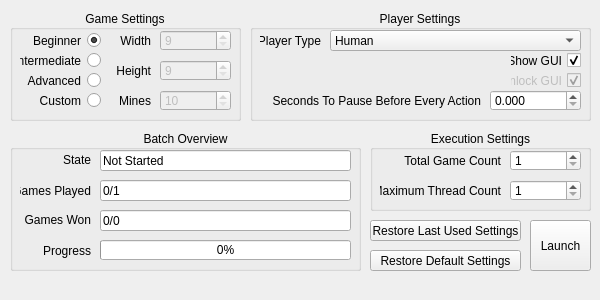
Qt form ui/sweeper_control_window.ui (nthexwn/AISweeper) before a commit.
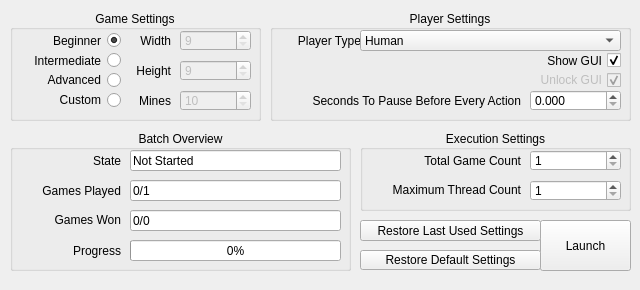
The same form after that commit.

Patch:
```diff
--- a/ui/sweeper_control_window.ui
+++ b/ui/sweeper_control_window.ui
@@ -6,8 +6,8 @@
    <rect>
     <x>0</x>
     <y>0</y>
-    <width>600</width>
-    <height>300</height>
+    <width>640</width>
+    <height>290</height>
    </rect>
   </property>
   <property name="sizePolicy">
@@ -18,14 +18,14 @@
   </property>
   <property name="minimumSize">
    <size>
-    <width>600</width>
-    <height>300</height>
+    <width>640</width>
+    <height>290</height>
    </size>
   </property>
   <property name="maximumSize">
    <size>
-    <width>600</width>
-    <height>300</height>
+    <width>640</width>
+    <height>290</height>
    </size>
   </property>
   <property name="windowTitle">
@@ -35,9 +35,9 @@
    <widget class="QPushButton" name="batchButton">
     <property name="geometry">
      <rect>
-      <x>530</x>
+      <x>540</x>
       <y>220</y>
-      <width>61</width>
+      <width>91</width>
       <height>51</height>
      </rect>
     </property>
@@ -51,10 +51,10 @@
    <widget class="QPushButton" name="restoreDefaultSettingsButton">
     <property name="geometry">
      <rect>
-      <x>370</x>
+      <x>360</x>
       <y>250</y>
-      <width>151</width>
-      <height>21</height>
+      <width>181</width>
+      <height>20</height>
      </rect>
     </property>
     <property name="text">
@@ -64,9 +64,9 @@
    <widget class="QPushButton" name="restoreLastUsedSettingsButton">
     <property name="geometry">
      <rect>
-      <x>370</x>
+      <x>360</x>
       <y>220</y>
-      <width>151</width>
+      <width>181</width>
       <height>21</height>
      </rect>
     </property>
@@ -77,9 +77,9 @@
    <widget class="QGroupBox" name="executionSettingsGroupBox">
     <property name="geometry">
      <rect>
-      <x>370</x>
+      <x>360</x>
       <y>130</y>
-      <width>221</width>
+      <width>271</width>
       <height>81</height>
      </rect>
     </property>
@@ -95,7 +95,7 @@
     <widget class="QLabel" name="gameCountLabel">
      <property name="geometry">
       <rect>
-       <x>10</x>
+       <x>40</x>
        <y>20</y>
        <width>121</width>
        <height>21</height>
@@ -116,8 +116,8 @@
       <rect>
        <x>10</x>
        <y>50</y>
-       <width>121</width>
-       <height>21</height>
+       <width>151</width>
+       <height>20</height>
       </rect>
      </property>
      <property name="text">
@@ -130,9 +130,9 @@
     <widget class="QSpinBox" name="gameCountSpinBox">
      <property name="geometry">
       <rect>
-       <x>140</x>
+       <x>170</x>
        <y>20</y>
-       <width>71</width>
+       <width>91</width>
        <height>21</height>
       </rect>
      </property>
@@ -142,13 +142,16 @@
      <property name="maximum">
       <number>1048576</number>
      </property>
+     <property name="value">
+      <number>1</number>
+     </property>
     </widget>
     <widget class="QSpinBox" name="maxThreadCountSpinBox">
      <property name="geometry">
       <rect>
-       <x>140</x>
+       <x>170</x>
        <y>50</y>
-       <width>71</width>
+       <width>91</width>
        <height>21</height>
       </rect>
      </property>
@@ -168,7 +171,7 @@
      <rect>
       <x>10</x>
       <y>10</y>
-      <width>231</width>
+      <width>251</width>
       <height>111</height>
      </rect>
     </property>
@@ -183,7 +186,7 @@
       <rect>
        <x>10</x>
        <y>20</y>
-       <width>81</width>
+       <width>101</width>
        <height>21</height>
       </rect>
      </property>
@@ -205,7 +208,7 @@
       <rect>
        <x>10</x>
        <y>40</y>
-       <width>81</width>
+       <width>101</width>
        <height>21</height>
       </rect>
      </property>
@@ -224,8 +227,8 @@
       <rect>
        <x>10</x>
        <y>60</y>
-       <width>81</width>
-       <height>21</height>
+       <width>101</width>
+       <height>20</height>
       </rect>
      </property>
      <property name="layoutDirection">
@@ -243,8 +246,8 @@
       <rect>
        <x>10</x>
        <y>80</y>
-       <width>81</width>
-       <height>21</height>
+       <width>101</width>
+       <height>20</height>
       </rect>
      </property>
      <property name="layoutDirection">
@@ -260,7 +263,7 @@
     <widget class="QLabel" name="minesLabel">
      <property name="geometry">
       <rect>
-       <x>100</x>
+       <x>120</x>
        <y>80</y>
        <width>41</width>
        <height>21</height>
@@ -276,7 +279,7 @@
     <widget class="QLabel" name="widthLabel">
      <property name="geometry">
       <rect>
-       <x>100</x>
+       <x>120</x>
        <y>20</y>
        <width>41</width>
        <height>21</height>
@@ -292,7 +295,7 @@
     <widget class="QLabel" name="heightLabel">
      <property name="geometry">
       <rect>
-       <x>100</x>
+       <x>120</x>
        <y>50</y>
        <width>41</width>
        <height>21</height>
@@ -311,7 +314,7 @@
      </property>
      <property name="geometry">
       <rect>
-       <x>150</x>
+       <x>170</x>
        <y>80</y>
        <width>71</width>
        <height>21</height>
@@ -336,7 +339,7 @@
      </property>
      <property name="geometry">
       <rect>
-       <x>150</x>
+       <x>170</x>
        <y>20</y>
        <width>71</width>
        <height>21</height>
@@ -358,7 +361,7 @@
      </property>
      <property name="geometry">
       <rect>
-       <x>150</x>
+       <x>170</x>
        <y>50</y>
        <width>71</width>
        <height>21</height>
@@ -378,9 +381,9 @@
    <widget class="QGroupBox" name="playerSettingsGroupBox">
     <property name="geometry">
      <rect>
-      <x>250</x>
+      <x>270</x>
       <y>10</y>
-      <width>341</width>
+      <width>361</width>
       <height>111</height>
      </rect>
     </property>
@@ -395,7 +398,7 @@
       <rect>
        <x>10</x>
        <y>20</y>
-       <width>61</width>
+       <width>81</width>
        <height>21</height>
       </rect>
      </property>
@@ -409,9 +412,9 @@
     <widget class="QComboBox" name="playerComboBox">
      <property name="geometry">
       <rect>
-       <x>80</x>
+       <x>90</x>
        <y>20</y>
-       <width>251</width>
+       <width>261</width>
        <height>21</height>
       </rect>
      </property>
@@ -444,7 +447,7 @@
       <rect>
        <x>10</x>
        <y>80</y>
-       <width>221</width>
+       <width>241</width>
        <height>21</height>
       </rect>
      </property>
@@ -461,10 +464,10 @@
      </property>
      <property name="geometry">
       <rect>
-       <x>260</x>
+       <x>250</x>
        <y>60</y>
-       <width>71</width>
-       <height>21</height>
+       <width>101</width>
+       <height>20</height>
       </rect>
      </property>
      <property name="layoutDirection">
@@ -483,9 +486,9 @@
     <widget class="QCheckBox" name="showGuiCheckBox">
      <property name="geometry">
       <rect>
-       <x>260</x>
+       <x>250</x>
        <y>40</y>
-       <width>71</width>
+       <width>101</width>
        <height>21</height>
       </rect>
      </property>
@@ -505,7 +508,7 @@
      </property>
      <property name="geometry">
       <rect>
-       <x>240</x>
+       <x>260</x>
        <y>80</y>
        <width>91</width>
        <height>21</height>
@@ -515,7 +518,7 @@
       <number>3</number>
      </property>
      <property name="maximum">
-      <double>1048576.000000000000000</double>
+      <double>65536.000000000000000</double>
      </property>
      <property name="value">
       <double>0.000000000000000</double>
@@ -530,7 +533,7 @@
      <rect>
       <x>10</x>
       <y>130</y>
-      <width>351</width>
+      <width>341</width>
       <height>141</height>
      </rect>
     </property>
@@ -551,7 +554,7 @@
       <rect>
        <x>10</x>
        <y>110</y>
-       <width>71</width>
+       <width>101</width>
        <height>21</height>
       </rect>
      </property>
@@ -570,7 +573,7 @@
       <rect>
        <x>10</x>
        <y>80</y>
-       <width>71</width>
+       <width>101</width>
        <height>20</height>
       </rect>
      </property>
@@ -589,8 +592,8 @@
       <rect>
        <x>10</x>
        <y>20</y>
-       <width>71</width>
-       <height>20</height>
+       <width>101</width>
+       <height>21</height>
       </rect>
      </property>
      <property name="text">
@@ -606,9 +609,9 @@
      </property>
      <property name="geometry">
       <rect>
-       <x>90</x>
+       <x>120</x>
        <y>80</y>
-       <width>251</width>
+       <width>211</width>
        <height>21</height>
       </rect>
      </property>
@@ -625,9 +628,9 @@
      </property>
      <property name="geometry">
       <rect>
-       <x>90</x>
+       <x>120</x>
        <y>20</y>
-       <width>251</width>
+       <width>211</width>
        <height>21</height>
       </rect>
      </property>
@@ -646,7 +649,7 @@
       <rect>
        <x>10</x>
        <y>50</y>
-       <width>71</width>
+       <width>101</width>
        <height>21</height>
       </rect>
      </property>
@@ -663,10 +666,10 @@
      </property>
      <property name="geometry">
       <rect>
-       <x>90</x>
+       <x>120</x>
        <y>110</y>
-       <width>251</width>
-       <height>20</height>
+       <width>211</width>
+       <height>21</height>
       </rect>
      </property>
      <property name="maximum">
@@ -685,9 +688,9 @@
      </property>
      <property name="geometry">
       <rect>
-       <x>90</x>
+       <x>120</x>
        <y>50</y>
-       <width>251</width>
+       <width>211</width>
        <height>21</height>
       </rect>
      </property>
```
